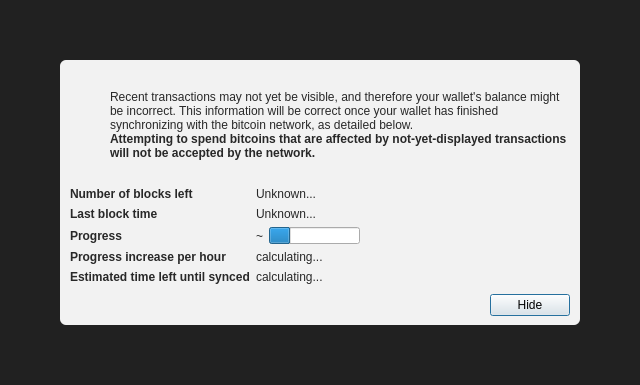
The window that src/qt/forms/modaloverlay.ui (bitflate/bitflate) describes before a commit, drawn with Qt 5.
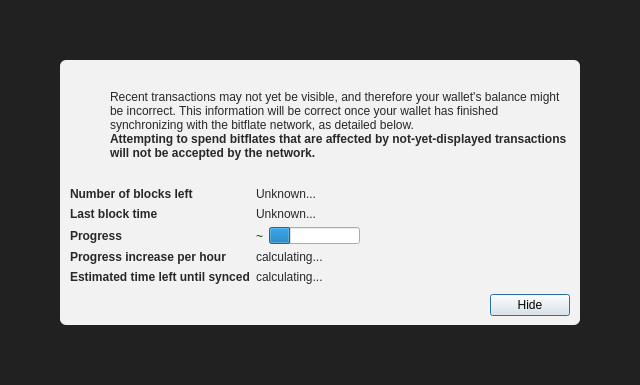
The same window after the commit. Icons and pictures are not drawn.

Commit message:
Apply Bitflate changes
Update block height of burried blocks

Add icons

Some UI rename

Add pixmaps ico file

Fix configure.ac client name and RPC port

Add bitcoin icons back, qrc file needs it

Update README.md to the correct reward code

What changed in the file:
```diff
--- a/src/qt/forms/modaloverlay.ui
+++ b/src/qt/forms/modaloverlay.ui
@@ -130,7 +130,7 @@
              <item>
               <widget class="QLabel" name="infoText">
                <property name="text">
-                <string>Recent transactions may not yet be visible, and therefore your wallet's balance might be incorrect. This information will be correct once your wallet has finished synchronizing with the bitcoin network, as detailed below.</string>
+                <string>Recent transactions may not yet be visible, and therefore your wallet's balance might be incorrect. This information will be correct once your wallet has finished synchronizing with the bitflate network, as detailed below.</string>
                </property>
                <property name="textFormat">
                 <enum>Qt::RichText</enum>
@@ -149,7 +149,7 @@
                 </font>
                </property>
                <property name="text">
-                <string>Attempting to spend bitcoins that are affected by not-yet-displayed transactions will not be accepted by the network.</string>
+                <string>Attempting to spend bitflates that are affected by not-yet-displayed transactions will not be accepted by the network.</string>
                </property>
                <property name="textFormat">
                 <enum>Qt::RichText</enum>
```
The commit also changes 107 other files.
